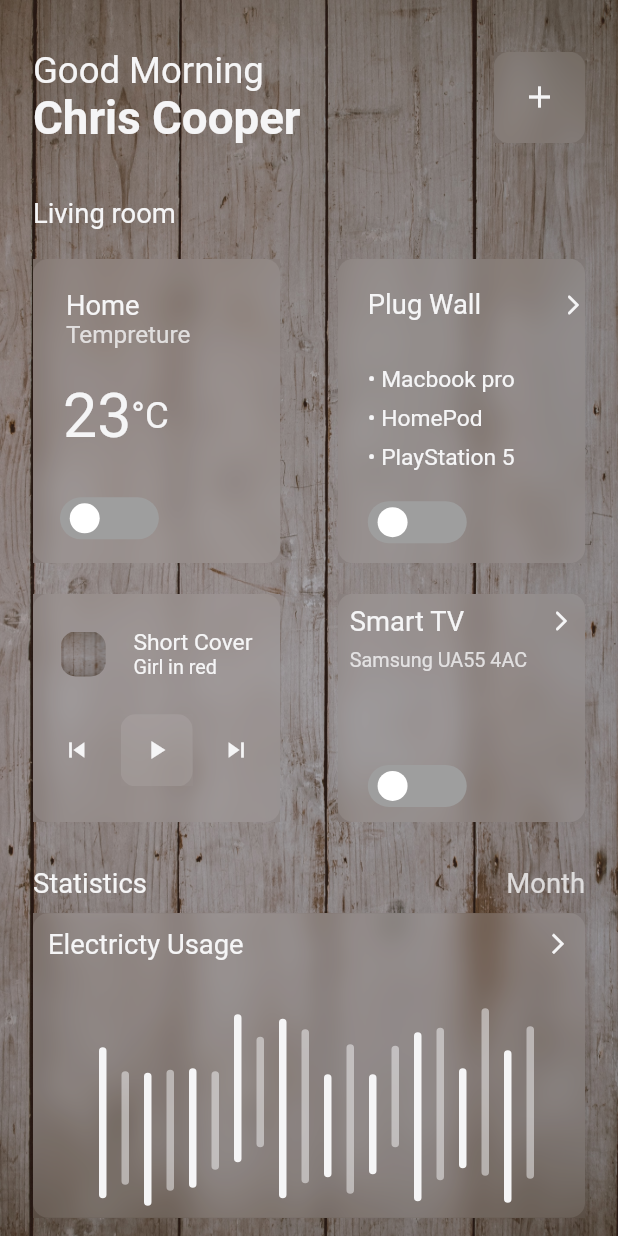
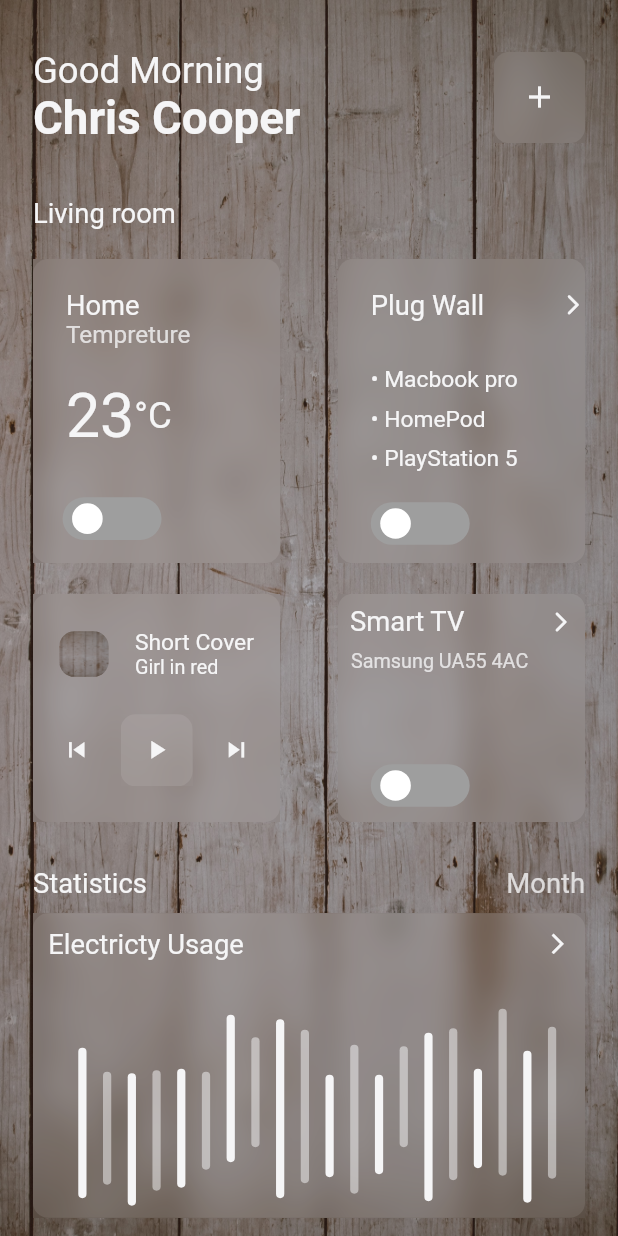
Before and after one commit to chetu-ko/SmartHomeTask, a Flutter app: the screen it shows after launch, on a phone screen of 412 x 824 dp. Run offline on Flutter 3.47's test engine with Material 2 defaults, Android fonts, the light colour scheme and no system bars; drawn by our look-alikes of flutter_switch; our stand-ins replace flutter_screenutil, font_awesome_flutter, just_audio; missing offline and left inert: bottom_sheet.

Commit message:
added pixel support

```diff
--- a/lib/homescreen.dart
+++ b/lib/homescreen.dart
@@ -228,7 +228,7 @@ class _MyHomePageState extends State<MyHomePage> {
               height: 20.h,
             ),
             Padding(
-              padding: const EdgeInsets.only(left: 20),
+              padding: EdgeInsets.only(left: 20.w),
               child: Wrap(
                   runAlignment: WrapAlignment.end,
                   alignment: WrapAlignment.end,
@@ -242,7 +242,7 @@ class _MyHomePageState extends State<MyHomePage> {
                               : AppColor.appwhite),
                     ),
                     Padding(
-                      padding: const EdgeInsets.only(top: 9),
+                      padding: EdgeInsets.only(top: 9.h),
                       child: Text(
                         "°C",
                         style: TextStyle(
@@ -261,10 +261,10 @@ class _MyHomePageState extends State<MyHomePage> {
               mainAxisAlignment: MainAxisAlignment.spaceBetween,
               children: <Widget>[
                 Padding(
-                  padding: const EdgeInsets.only(left: 18),
+                  padding: EdgeInsets.only(left: 18.w),
                   child: FlutterSwitch(
                     width: 60.w,
-                    height: 28,
+                    height: 28.h,
                     activeColor: AppColor.button,
                     value: status1,
                     onToggle: (val) {
@@ -285,8 +285,8 @@ class _MyHomePageState extends State<MyHomePage> {
 
   void _showSheetWithoutList(BuildContext context) {
     showFlexibleBottomSheet<void>(
-      minHeight: 0,
-      initHeight: 0.85,
+      minHeight: 0.h,
+      initHeight: 0.85.h,
       maxHeight: 1,
       context: context,
       builder: (context, controller, offset) {
@@ -312,7 +312,7 @@ class _MyHomePageState extends State<MyHomePage> {
           crossAxisAlignment: CrossAxisAlignment.start,
           children: [
             Padding(
-              padding: const EdgeInsets.only(left: 20, top: 20),
+              padding: EdgeInsets.only(left: 20.w, top: 20.h),
               child: Row(
                 mainAxisAlignment: MainAxisAlignment.start,
                 children: [
@@ -326,7 +326,7 @@ class _MyHomePageState extends State<MyHomePage> {
                   Icon(
                     Icons.arrow_forward_ios_rounded,
                     color: issecondSelect ? AppColor.text : AppColor.appwhite,
-                    size: 16,
+                    size: 16.sp,
                   )
                 ],
               ),
@@ -335,15 +335,17 @@ class _MyHomePageState extends State<MyHomePage> {
               height: 20.h,
             ),
             Padding(
-              padding: const EdgeInsets.only(left: 20, top: 10),
-              child: Text("• Macbook pro",
-                  style: TextStyle(
-                    color: issecondSelect ? AppColor.text : AppColor.appwhite,
-                    fontSize: 15.sp,
-                  )),
+              padding: EdgeInsets.only(left: 20.w, top: 10.h),
+              child: Text(
+                "• Macbook pro",
+                style: TextStyle(
+                  color: issecondSelect ? AppColor.text : AppColor.appwhite,
+                  fontSize: 15.sp,
+                ),
+              ),
             ),
             Padding(
-              padding: const EdgeInsets.only(left: 20, top: 8),
+              padding: EdgeInsets.only(left: 20.w, top: 8.h),
               child: Text("• HomePod",
                   style: TextStyle(
                     color: issecondSelect ? AppColor.text : AppColor.appwhite,
@@ -351,7 +353,7 @@ class _MyHomePageState extends State<MyHomePage> {
                   )),
             ),
             Padding(
-              padding: const EdgeInsets.only(left: 20, top: 8),
+              padding: EdgeInsets.only(left: 20.w, top: 8.h),
               child: Text("• PlayStation 5",
                   style: TextStyle(
                     color: issecondSelect ? AppColor.text : AppColor.appwhite,
@@ -365,10 +367,10 @@ class _MyHomePageState extends State<MyHomePage> {
               mainAxisAlignment: MainAxisAlignment.spaceBetween,
               children: <Widget>[
                 Padding(
-                  padding: const EdgeInsets.only(left: 20),
+                  padding: EdgeInsets.only(left: 20.w),
                   child: FlutterSwitch(
                     width: 60.w,
-                    height: 28,
+                    height: 28.h,
                     activeColor: AppColor.button,
                     value: status2,
                     onToggle: (val) {
@@ -398,7 +400,7 @@ class _MyHomePageState extends State<MyHomePage> {
               mainAxisAlignment: MainAxisAlignment.spaceEvenly,
               children: [
                 Padding(
-                  padding: const EdgeInsets.all(8.0),
+                  padding: EdgeInsets.all(8.0.sp),
                   child: Text(
                     "Smart TV",
                     style: TextStyle(
@@ -408,9 +410,9 @@ class _MyHomePageState extends State<MyHomePage> {
                   ),
                 ),
                 const Spacer(),
-                const Padding(
-                  padding: EdgeInsets.all(8.0),
-                  child: Icon(
+                Padding(
+                  padding: EdgeInsets.all(8.0.sp),
+                  child: const Icon(
                     Icons.arrow_forward_ios_rounded,
                     color: AppColor.appwhite,
                     size: 16,
@@ -419,7 +421,7 @@ class _MyHomePageState extends State<MyHomePage> {
               ],
             ),
             Padding(
-              padding: const EdgeInsets.only(left: 8),
+              padding: EdgeInsets.only(left: 8.w),
               child: Text(
                 "Samsung UA55 4AC",
                 style: TextStyle(
@@ -433,10 +435,10 @@ class _MyHomePageState extends State<MyHomePage> {
               mainAxisAlignment: MainAxisAlignment.start,
               children: <Widget>[
                 Padding(
-                  padding: const EdgeInsets.only(left: 20, bottom: 10),
+                  padding: EdgeInsets.only(left: 20.w, bottom: 10.h),
                   child: FlutterSwitch(
                     width: 60.w,
-                    height: 28,
+                    height: 28.h,
                     activeColor: AppColor.button,
                     value: status3,
                     onToggle: (val) {
--- a/lib/widget/blur_effect.dart
+++ b/lib/widget/blur_effect.dart
@@ -2,8 +2,6 @@ import 'dart:ui';
 
 import 'package:flutter/material.dart';
 import 'package:flutter_screenutil/flutter_screenutil.dart';
-import 'package:smarthomestack/main.dart';
-import 'package:smarthomestack/widget/border_paint.dart';
 
 class FrostedDemo extends StatelessWidget {
   final Widget child;
--- a/lib/widget/sound_view.dart
+++ b/lib/widget/sound_view.dart
@@ -55,11 +55,11 @@ class _SoundViewState extends State<SoundView> {
                     mainAxisAlignment: MainAxisAlignment.spaceEvenly,
                     children: [
                       Container(
-                        width: 30,
-                        height: 30,
-                        decoration: const BoxDecoration(
-                          borderRadius: BorderRadius.all(Radius.circular(10)),
-                          image: DecorationImage(
+                        width: 30.w,
+                        height: 30.h,
+                        decoration: BoxDecoration(
+                          borderRadius: BorderRadius.all(Radius.circular(10.r)),
+                          image: const DecorationImage(
                             image: AssetImage("assets/bg.jpg"),
                             fit: BoxFit.fill,
                           ),
@@ -102,10 +102,10 @@ class _SoundViewState extends State<SoundView> {
                                   : soundlength = 0;
                             });
                           },
-                          icon: const Icon(
+                          icon: Icon(
                             Icons.skip_previous,
                             color: AppColor.appwhite,
-                            size: 20,
+                            size: 20.sp,
                           )),
                       FrostedDemo(
                         height: 20.h,
@@ -127,7 +127,7 @@ class _SoundViewState extends State<SoundView> {
                           icon: Icon(
                             isplaying == false ? Icons.play_arrow : Icons.pause,
                             color: AppColor.appwhite,
-                            size: 20,
+                            size: 20.sp,
                           ),
                         ),
                       ),
@@ -144,10 +144,10 @@ class _SoundViewState extends State<SoundView> {
                                   : soundlength = 1;
                             });
                           },
-                          icon: const Icon(
+                          icon: Icon(
                             Icons.skip_next,
                             color: AppColor.appwhite,
-                            size: 20,
+                            size: 20.sp,
                           ))
                     ],
                   )
--- a/lib/widget/stat_container.dart
+++ b/lib/widget/stat_container.dart
@@ -40,7 +40,7 @@ class _StatContainerState extends State<StatContainer> {
         child: Column(
           children: [
             Padding(
-              padding: const EdgeInsets.all(10.0),
+              padding: EdgeInsets.all(10.0.sp),
               child: Row(
                 children: [
                   Text(
@@ -70,19 +70,19 @@ class _StatContainerState extends State<StatContainer> {
                 itemBuilder: (context, index) {
                   return Padding(
                     padding: EdgeInsets.only(
-                        left: 10,
+                        left: 10.w,
                         bottom: downPad![index].toDouble(),
                         right: 0,
                         top: topPad![index].toDouble()),
                     child: Container(
-                      width: 5,
+                      width: 5.w,
                       height: height![index].toDouble(),
                       decoration: BoxDecoration(
                         color: index.isEven
                             ? AppColor.appwhite
                             : AppColor.appwhite.withOpacity(0.5),
-                        borderRadius: const BorderRadius.all(
-                          Radius.circular(10),
+                        borderRadius: BorderRadius.all(
+                          Radius.circular(10.r),
                         ),
                       ),
                     ),
```
Also changed, not shown: lib/widget/bottom_sheet.dart (+82 -51 lines), lib/widget/rotate_widget.dart (+6 -6 lines).
